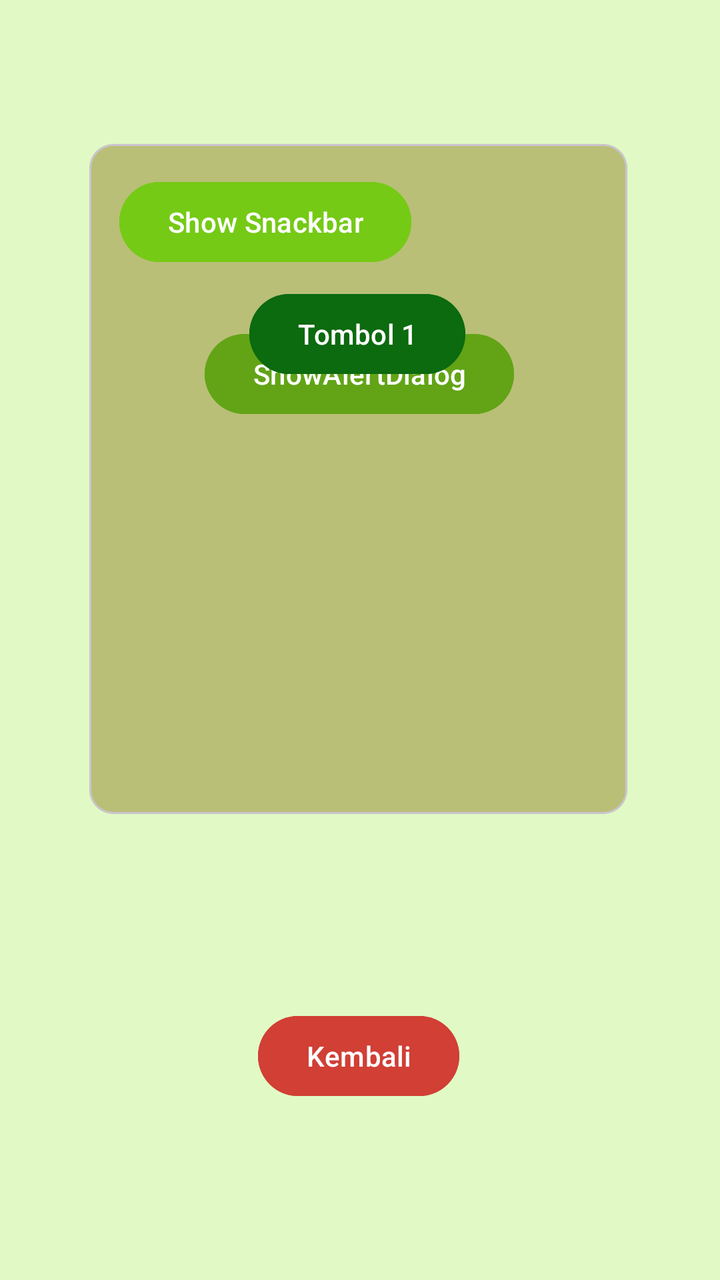
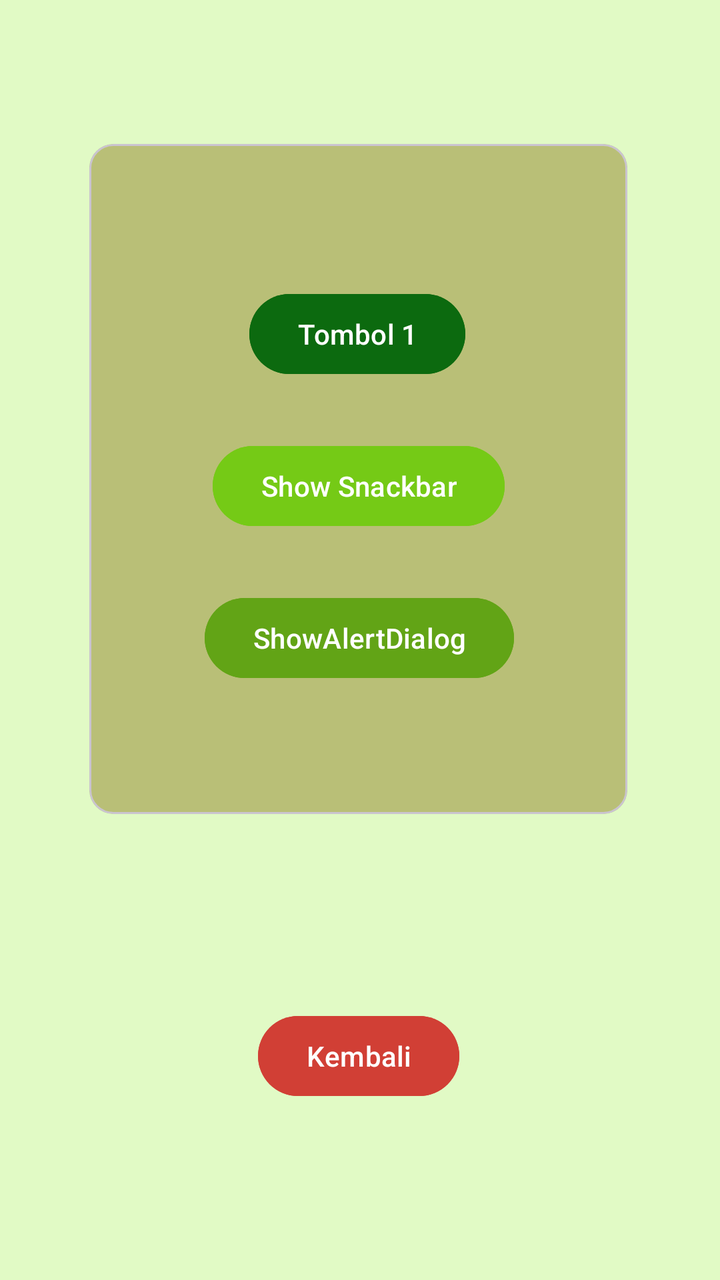

Screens rendered from an Android XML layout before and after an edit, with the pre-edit source and the edit as a unified diff.
<!-- AndroidManifest.xml: application theme Theme.Ayu_3TIF -->
<!-- res/layout/activity_fourth.xml -->
<?xml version="1.0" encoding="utf-8"?>
<androidx.constraintlayout.widget.ConstraintLayout xmlns:android="http://schemas.android.com/apk/res/android"
    xmlns:app="http://schemas.android.com/apk/res-auto"
    xmlns:tools="http://schemas.android.com/tools"
    android:id="@+id/main"
    android:layout_width="match_parent"
    android:layout_height="match_parent"
    android:background="#E1FAC5"
    tools:context=".pertemuan_4.FourthActivity">

    <Button
        android:id="@+id/btnKembali"
        android:layout_width="wrap_content"
        android:layout_height="wrap_content"
        android:layout_marginBottom="88dp"
        android:backgroundTint="#D13F35"
        android:text="Kembali"
        app:layout_constraintBottom_toBottomOf="parent"
        app:layout_constraintEnd_toEndOf="parent"
        app:layout_constraintHorizontal_bias="0.498"
        app:layout_constraintStart_toStartOf="parent" />


    <com.google.android.material.card.MaterialCardView
        android:layout_width="269dp"
        android:layout_height="335dp"
        android:layout_marginTop="72dp"
        app:cardBackgroundColor="#B9BF77"
        app:layout_constraintEnd_toEndOf="parent"
        app:layout_constraintHorizontal_bias="0.49"
        app:layout_constraintStart_toStartOf="parent"
        app:cardElevation="1dp"
        app:layout_constraintTop_toTopOf="parent">

        <androidx.constraintlayout.widget.ConstraintLayout
            android:layout_width="match_parent"
            android:layout_height="match_parent"
            android:layout_margin="15dp">

            <Button
                android:id="@+id/btnShowSnackbar"
                android:layout_width="wrap_content"
                android:layout_height="wrap_content"
                android:backgroundTint="#75CA16"
                android:text="Show Snackbar"
                tools:layout_editor_absoluteX="51dp"
                tools:layout_editor_absoluteY="150dp" />

            <Button
                android:id="@+id/btnShowAlertDialog"
                android:layout_width="wrap_content"
                android:layout_height="wrap_content"
                android:layout_marginTop="28dp"
                android:backgroundTint="#62A416"
                android:text="ShowAlertDialog"
                app:layout_constraintEnd_toEndOf="parent"
                app:layout_constraintHorizontal_bias="0.505"
                app:layout_constraintStart_toStartOf="parent"
                app:layout_constraintTop_toBottomOf="@+id/btnShowSnackbar" />

            <Button
                android:id="@+id/btn1"
                android:layout_width="wrap_content"
                android:layout_height="wrap_content"
                android:layout_marginTop="56dp"
                android:text="Tombol 1"
                android:backgroundTint="#0C6A0F"
                app:layout_constraintEnd_toEndOf="parent"
                app:layout_constraintHorizontal_bias="0.496"
                app:layout_constraintStart_toStartOf="parent"
                app:layout_constraintTop_toTopOf="parent" />


        </androidx.constraintlayout.widget.ConstraintLayout>


    </com.google.android.material.card.MaterialCardView>
</androidx.constraintlayout.widget.ConstraintLayout>
<!-- resources referenced by this layout -->
<resources>
  <style name="Theme.Ayu_3TIF" parent="Base.Theme.Ayu_3TIF" />
  <style name="Base.Theme.Ayu_3TIF" parent="Theme.Material3.DayNight.NoActionBar">
          
          
      </style>
</resources>

<!-- the commit's change to res/layout/activity_fourth.xml (unified diff, before → after) -->
@@ -41,10 +41,12 @@
                 android:id="@+id/btnShowSnackbar"
                 android:layout_width="wrap_content"
                 android:layout_height="wrap_content"
+                android:layout_marginTop="28dp"
                 android:backgroundTint="#75CA16"
                 android:text="Show Snackbar"
-                tools:layout_editor_absoluteX="51dp"
-                tools:layout_editor_absoluteY="150dp" />
+                app:layout_constraintEnd_toEndOf="parent"
+                app:layout_constraintStart_toStartOf="parent"
+                app:layout_constraintTop_toBottomOf="@+id/btn1" />
 
             <Button
                 android:id="@+id/btnShowAlertDialog"
